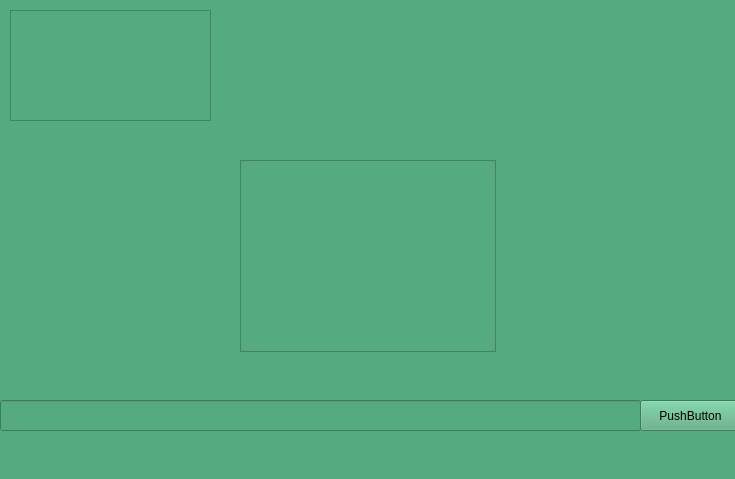
Qt form entername2/client.ui (Parsa20231401/FAZE1.0) before a commit.
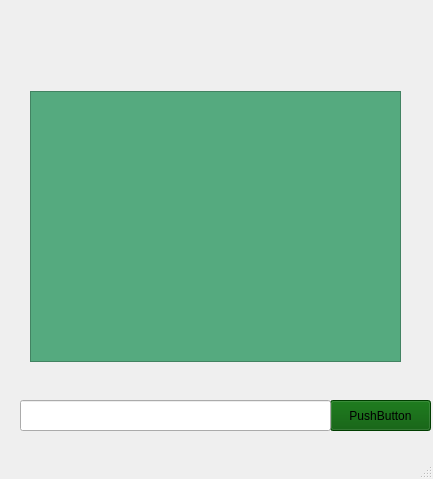
The same form after that commit.

What changed in the file:
```diff
--- a/entername2/client.ui
+++ b/entername2/client.ui
@@ -6,7 +6,7 @@
    <rect>
     <x>0</x>
     <y>0</y>
-    <width>735</width>
+    <width>433</width>
     <height>479</height>
    </rect>
   </property>
@@ -14,18 +14,21 @@
    <string>MainWindow</string>
   </property>
   <property name="styleSheet">
-   <string notr="true">background-color: rgb(85, 170, 127);</string>
+   <string notr="true"/>
   </property>
   <widget class="QWidget" name="centralwidget">
    <widget class="QPushButton" name="pushButton">
     <property name="geometry">
      <rect>
-      <x>640</x>
+      <x>330</x>
       <y>400</y>
       <width>101</width>
       <height>31</height>
      </rect>
     </property>
+    <property name="styleSheet">
+     <string notr="true">background-color: rgb(0, 85, 0);</string>
+    </property>
     <property name="text">
      <string>PushButton</string>
     </property>
@@ -33,32 +36,25 @@
    <widget class="QLineEdit" name="lineEdit">
     <property name="geometry">
      <rect>
-      <x>0</x>
+      <x>20</x>
       <y>400</y>
-      <width>641</width>
+      <width>311</width>
       <height>31</height>
      </rect>
     </property>
    </widget>
-   <widget class="QTextBrowser" name="textBrowser_receivedMessages">
-    <property name="geometry">
-     <rect>
-      <x>10</x>
-      <y>10</y>
-      <width>201</width>
-      <height>111</height>
-     </rect>
-    </property>
-   </widget>
    <widget class="QListWidget" name="listWidget">
     <property name="geometry">
      <rect>
-      <x>240</x>
-      <y>160</y>
-      <width>256</width>
-      <height>192</height>
+      <x>30</x>
+      <y>91</y>
+      <width>371</width>
+      <height>271</height>
      </rect>
     </property>
+    <property name="styleSheet">
+     <string notr="true">background-color: rgb(85, 170, 127);</string>
+    </property>
    </widget>
   </widget>
   <widget class="QMenuBar" name="menubar">
```
Left out of the diff: 2 changed lines with no effect on the pictures.
